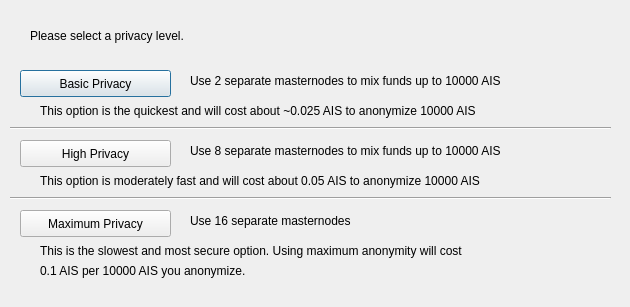
MCLXI/TSC, file src/qt/forms/obfuscationconfig.ui: the form before one commit.
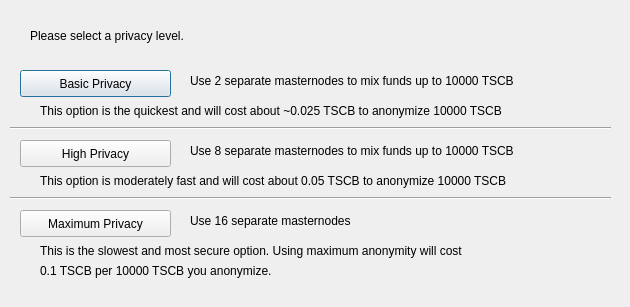
The form after the commit.

```diff
--- a/src/qt/forms/obfuscationconfig.ui
+++ b/src/qt/forms/obfuscationconfig.ui
@@ -75,7 +75,7 @@
     </rect>
    </property>
    <property name="text">
-    <string>Use 2 separate masternodes to mix funds up to 10000 AIS</string>
+    <string>Use 2 separate masternodes to mix funds up to 10000 TSCB</string>
    </property>
   </widget>
   <widget class="QLabel" name="label_3">
@@ -88,7 +88,7 @@
     </rect>
    </property>
    <property name="text">
-    <string>Use 8 separate masternodes to mix funds up to 10000 AIS</string>
+    <string>Use 8 separate masternodes to mix funds up to 10000 TSCB</string>
    </property>
   </widget>
   <widget class="QLabel" name="label_4">
@@ -114,7 +114,7 @@
     </rect>
    </property>
    <property name="text">
-    <string>This option is the quickest and will cost about ~0.025 AIS to anonymize 10000 AIS</string>
+    <string>This option is the quickest and will cost about ~0.025 TSCB to anonymize 10000 TSCB</string>
    </property>
   </widget>
   <widget class="QLabel" name="label_7">
@@ -127,7 +127,7 @@
     </rect>
    </property>
    <property name="text">
-    <string>This option is moderately fast and will cost about 0.05 AIS to anonymize 10000 AIS</string>
+    <string>This option is moderately fast and will cost about 0.05 TSCB to anonymize 10000 TSCB</string>
    </property>
   </widget>
   <widget class="QLabel" name="label_8">
@@ -153,7 +153,7 @@
     </rect>
    </property>
    <property name="text">
-    <string>0.1 AIS per 10000 AIS you anonymize.</string>
+    <string>0.1 TSCB per 10000 TSCB you anonymize.</string>
    </property>
   </widget>
   <widget class="Line" name="line">
```
